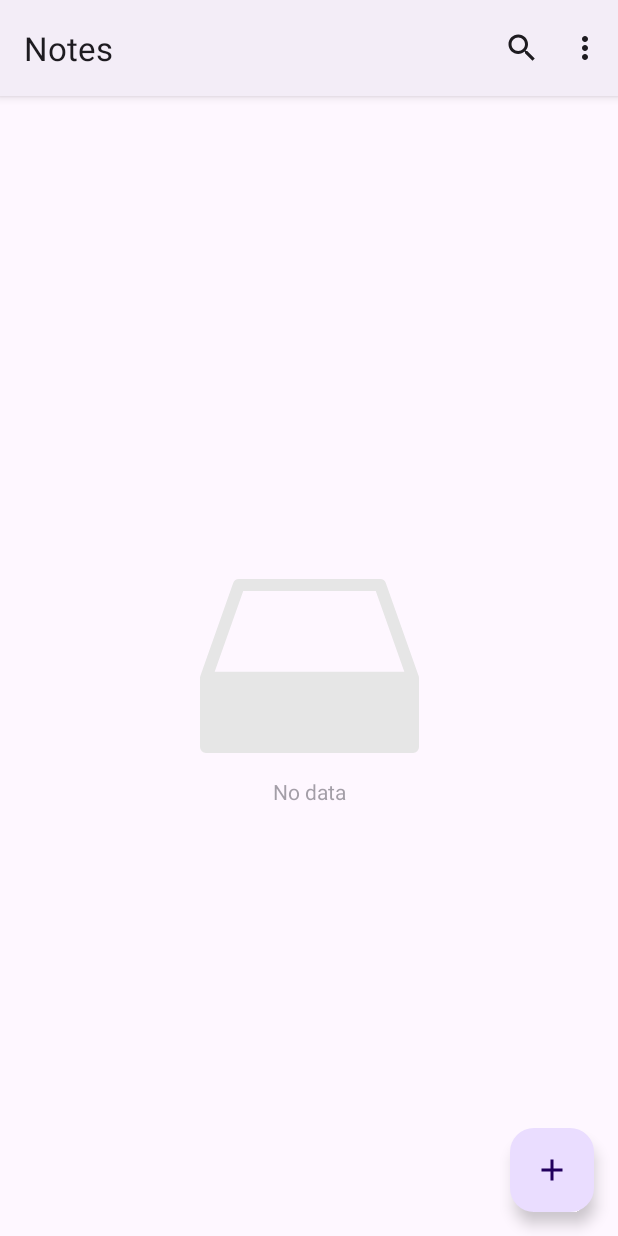
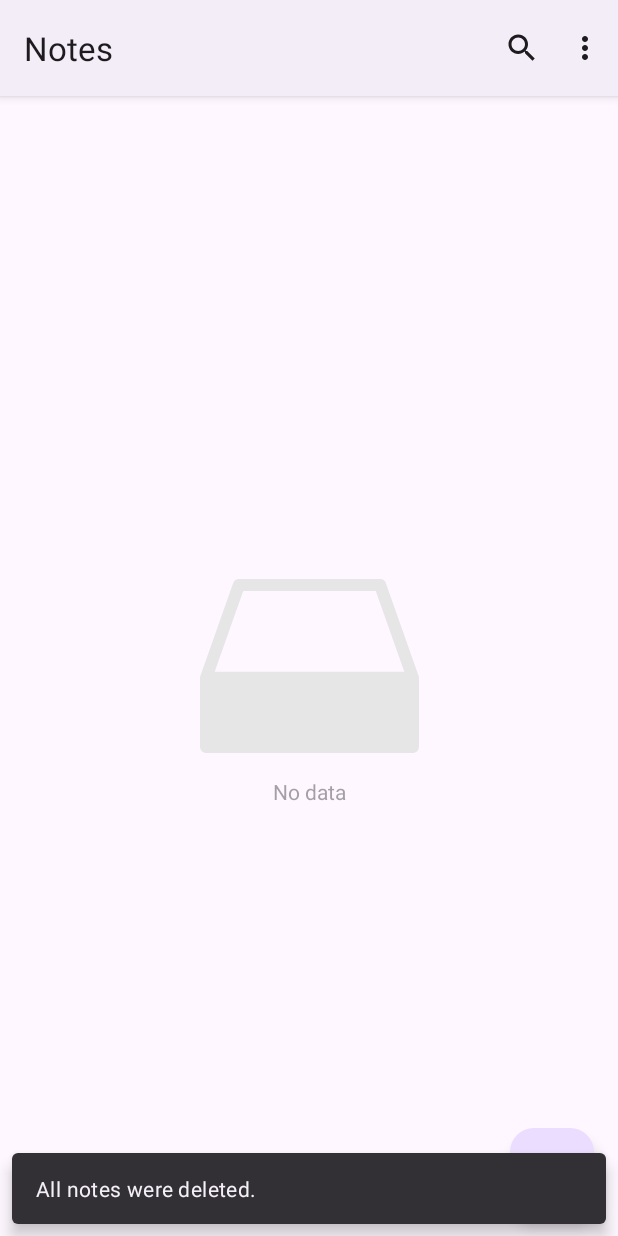
Before and after one commit to Bikcodeh/ToDoApp, an Android app: the screen it shows after launch (MainActivity), in the options menu, after a tap on "Delete all", on a phone screen of 412 x 824 dp. Run offline under Robolectric (Android 15) with nearby library versions, the phone set to English and light mode, and no system bars; our stand-ins replace Dagger/Hilt's generated code, Room's generated code, navigation-ui.

Commit message:
implements delete all notes

```diff
--- a/app/src/main/java/com/bikcodeh/todoapp/data/local/dao/ToDoDao.kt
+++ b/app/src/main/java/com/bikcodeh/todoapp/data/local/dao/ToDoDao.kt
@@ -18,4 +18,7 @@ interface ToDoDao {
 
     @Delete
     suspend fun deleteNote(toDoData: ToDoData)
+
+    @Query("DELETE FROM tododata")
+    suspend fun deleteAll()
 }
--- a/app/src/main/java/com/bikcodeh/todoapp/data/repository/ToDoRepositoryImpl.kt
+++ b/app/src/main/java/com/bikcodeh/todoapp/data/repository/ToDoRepositoryImpl.kt
@@ -24,4 +24,8 @@ class ToDoRepositoryImpl @Inject constructor(
     override suspend fun deleteNote(toDoData: ToDoData) {
         toDoDao.deleteNote(toDoData)
     }
+
+    override suspend fun deleteAll() {
+        toDoDao.deleteAll()
+    }
 }
--- a/app/src/main/java/com/bikcodeh/todoapp/domain/repository/ToDoRepository.kt
+++ b/app/src/main/java/com/bikcodeh/todoapp/domain/repository/ToDoRepository.kt
@@ -8,4 +8,5 @@ interface ToDoRepository {
     suspend fun insertNote(toDoData: ToDoData)
     suspend fun updateNote(toDoData: ToDoData)
     suspend fun deleteNote(toDoData: ToDoData)
+    suspend fun deleteAll()
 }
--- a/app/src/main/java/com/bikcodeh/todoapp/ui/fragments/notes/NotesFragment.kt
+++ b/app/src/main/java/com/bikcodeh/todoapp/ui/fragments/notes/NotesFragment.kt
@@ -9,6 +9,7 @@ import androidx.fragment.app.Fragment
 import androidx.fragment.app.viewModels
 import androidx.lifecycle.Lifecycle
 import androidx.lifecycle.lifecycleScope
+import androidx.lifecycle.repeatOnLifecycle
 import androidx.navigation.fragment.findNavController
 import androidx.recyclerview.widget.GridLayoutManager
 import androidx.recyclerview.widget.LinearLayoutManager
@@ -16,6 +17,7 @@ import androidx.recyclerview.widget.StaggeredGridLayoutManager
 import com.bikcodeh.todoapp.R
 import com.bikcodeh.todoapp.databinding.FragmentNotesBinding
 import com.bikcodeh.todoapp.ui.adapter.ToDoAdapter
+import com.bikcodeh.todoapp.ui.util.snack
 import com.bikcodeh.todoapp.ui.viewmodel.ToDoViewModel
 import dagger.hilt.android.AndroidEntryPoint
 import kotlinx.coroutines.launch
@@ -53,7 +55,13 @@ class NotesFragment : Fragment() {
             }
 
             override fun onMenuItemSelected(menuItem: MenuItem): Boolean {
-                return true
+                return when (menuItem.itemId) {
+                    R.id.menu_delete_all -> {
+                        toDoViewModel.onEvent(ToDoViewModel.ToDoUiEvent.DeleteAllNotes)
+                        true
+                    }
+                    else -> false
+                }
             }
         }, viewLifecycleOwner, Lifecycle.State.RESUMED)
         setUpViews()
@@ -81,11 +89,27 @@ class NotesFragment : Fragment() {
 
     private fun initObservers() {
         viewLifecycleOwner.lifecycleScope.launch {
-            viewLifecycleOwner.lifecycleScope.launchWhenCreated {
-                toDoViewModel.notes.collect { notes ->
-                    todoAdapter.submitList(notes)
-                    binding.notesRecyclerView.isVisible = notes.isNotEmpty()
-                    binding.noDataGroup.isVisible = notes.isEmpty()
+            viewLifecycleOwner.repeatOnLifecycle(Lifecycle.State.CREATED) {
+
+                launch {
+                    toDoViewModel.notes.collect { notes ->
+                        todoAdapter.submitList(notes)
+                        binding.notesRecyclerView.isVisible = notes.isNotEmpty()
+                        binding.noDataGroup.isVisible = notes.isEmpty()
+                    }
+                }
+
+                launch {
+                    toDoViewModel.deleteAllNotesEvent.collect {
+                        when (it) {
+                            ToDoViewModel.DeleteAllUiEvent.Idle -> {}
+                            ToDoViewModel.DeleteAllUiEvent.Success -> requireView().snack(
+                                getString(
+                                    R.string.deleted_all
+                                )
+                            )
+                        }
+                    }
                 }
             }
         }
--- a/app/src/main/java/com/bikcodeh/todoapp/ui/viewmodel/ToDoViewModel.kt
+++ b/app/src/main/java/com/bikcodeh/todoapp/ui/viewmodel/ToDoViewModel.kt
@@ -35,6 +35,11 @@ class ToDoViewModel @Inject constructor(
     val updateNoteUiEvent: StateFlow<UpdateNoteUiEvent>
         get() = _updateNoteUiEvent
 
+    private val _deleteAllNotesEvent: MutableStateFlow<DeleteAllUiEvent> =
+        MutableStateFlow(DeleteAllUiEvent.Idle)
+    val deleteAllNotesEvent: StateFlow<DeleteAllUiEvent>
+        get() = _deleteAllNotesEvent
+
     fun onEvent(event: ToDoUiEvent) {
         when (event) {
             ToDoUiEvent.GetAllNotes -> getAllNotes()
@@ -42,6 +47,7 @@ class ToDoViewModel @Inject constructor(
             is ToDoUiEvent.ValidateForm -> validateForm(event.title, event.description)
             is ToDoUiEvent.UpdateNote -> updateNote(event.toDoData)
             is ToDoUiEvent.DeleteNote -> deleteNote(event.toDoData)
+            ToDoUiEvent.DeleteAllNotes -> deleteAllNotes()
         }
     }
 
@@ -104,6 +110,13 @@ class ToDoViewModel @Inject constructor(
         }
     }
 
+    private fun deleteAllNotes() {
+        viewModelScope.launch(Dispatchers.IO) {
+            toDoRepository.deleteAll()
+            _deleteAllNotesEvent.value = DeleteAllUiEvent.Success
+        }
+    }
+
     init {
         getAllNotes()
     }
@@ -120,6 +133,11 @@ class ToDoViewModel @Inject constructor(
         object Idle : UpdateNoteUiEvent()
     }
 
+    sealed class DeleteAllUiEvent {
+        object Idle : DeleteAllUiEvent()
+        object Success : DeleteAllUiEvent()
+    }
+
     sealed class ToDoValidationFormEvent {
         object Success : ToDoValidationFormEvent()
     }
@@ -130,5 +148,6 @@ class ToDoViewModel @Inject constructor(
         data class UpdateNote(val toDoData: ToDoData) : ToDoUiEvent()
         data class DeleteNote(val toDoData: ToDoData) : ToDoUiEvent()
         data class ValidateForm(val title: String, val description: String) : ToDoUiEvent()
+        object DeleteAllNotes : ToDoUiEvent()
     }
 }
--- a/app/src/main/res/values/strings.xml
+++ b/app/src/main/res/values/strings.xml
@@ -24,6 +24,7 @@
     <string name="yes_option">Yes</string>
     <string name="no_option">No</string>
     <string name="delete_description">Are you sure you want to remove?</string>
+    <string name="deleted_all">All notes were deleted.</string>
 
     <string-array name="priorities">
         <item>High Priority</item>
```
Also changed, not shown: app/src/main/java/com/bikcodeh/todoapp/ui/fragments/add/AddFragment.kt (+39 -6 lines), app/src/main/java/com/bikcodeh/todoapp/ui/fragments/update/UpdateFragment.kt (+8 -3 lines).
